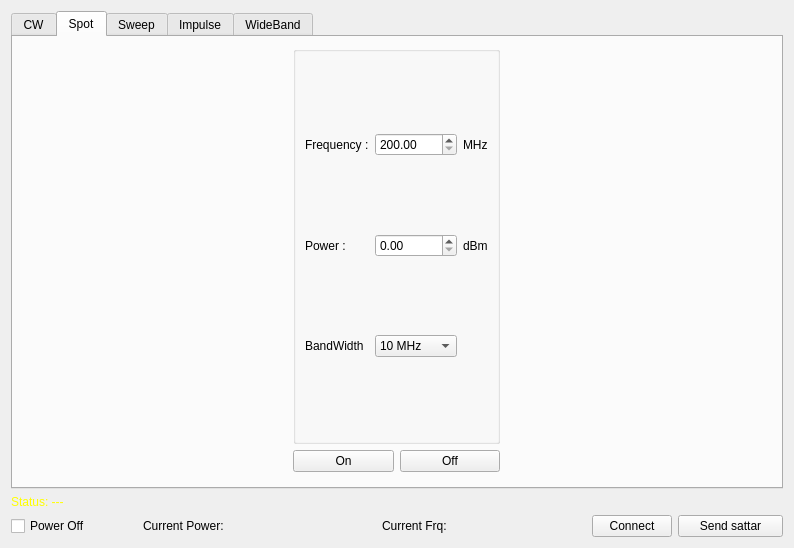
enigmafarsco-lang/iiS, file devices/exciter/exciter.ui: the form before one commit.
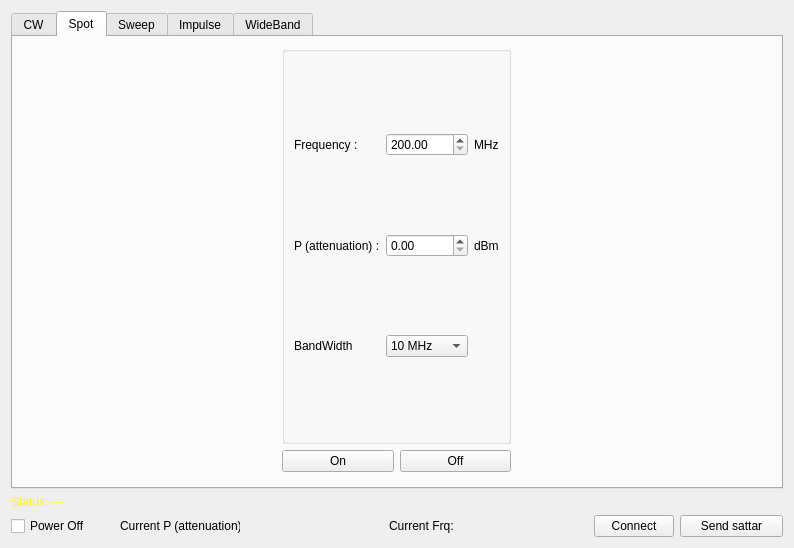
The form after the commit.

Commit message: Profile 200 default, spectrum window = profile sample rate, park at 1800 MHz before profile change, spot lookup + playback-rate fixes, TX P (attenuation) labels

The edit to the form file:
```diff
--- a/devices/exciter/exciter.ui
+++ b/devices/exciter/exciter.ui
@@ -32,7 +32,7 @@
         </size>
        </property>
        <property name="text">
-        <string>Current Power: </string>
+        <string>Current P (attenuation): </string>
        </property>
       </widget>
      </item>
@@ -265,7 +265,7 @@
           <item row="1" column="0">
            <widget class="QLabel" name="label_5">
             <property name="text">
-             <string>Power :</string>
+             <string>P (attenuation) :</string>
             </property>
            </widget>
           </item>
```
Left out of the diff: 8 changed lines with no effect on the pictures. The commit also changes 12 other files.
